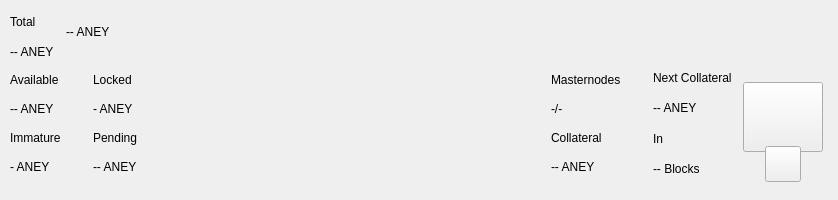
Above: src/qt/pivx/forms/topbar.ui from masternodesbiz/ANEY before the change. Below: the same form after it.
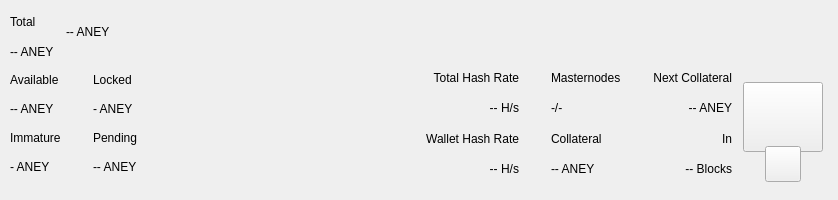
That is the form after the change. Custom widgets are drawn as their Qt base class.

The edit to the form file:
```diff
--- a/src/qt/pivx/forms/topbar.ui
+++ b/src/qt/pivx/forms/topbar.ui
@@ -542,7 +542,93 @@
             <number>9</number>
            </property>
            <item>
-            <layout class="QVBoxLayout" name="verticalLayout_5">
+            <widget class="QWidget" name="widgetStaking" native="true">
+             <layout class="QVBoxLayout" name="verticalLayout_12">
+              <property name="leftMargin">
+               <number>32</number>
+              </property>
+              <property name="topMargin">
+               <number>0</number>
+              </property>
+              <property name="rightMargin">
+               <number>0</number>
+              </property>
+              <property name="bottomMargin">
+               <number>0</number>
+              </property>
+              <item>
+               <widget class="QLabel" name="labelNetworkHashRateTitle">
+                <property name="text">
+                 <string>Total Hash Rate</string>
+                </property>
+                <property name="textFormat">
+                 <enum>Qt::AutoText</enum>
+                </property>
+                <property name="alignment">
+                 <set>Qt::AlignRight|Qt::AlignTrailing|Qt::AlignVCenter</set>
+                </property>
+               </widget>
+              </item>
+              <item>
+               <widget class="QLabel" name="labelNetworkHashRateValue">
+                <property name="layoutDirection">
+                 <enum>Qt::LeftToRight</enum>
+                </property>
+                <property name="text">
+                 <string>-- H/s</string>
+                </property>
+                <property name="textFormat">
+                 <enum>Qt::AutoText</enum>
+                </property>
+                <property name="alignment">
+                 <set>Qt::AlignRight|Qt::AlignTrailing|Qt::AlignVCenter</set>
+                </property>
+               </widget>
+              </item>
+              <item>
+               <widget class="QLabel" name="labelWalletHashRateTitle">
+                <property name="text">
+                 <string>Wallet Hash Rate</string>
+                </property>
+                <property name="textFormat">
+                 <enum>Qt::AutoText</enum>
+                </property>
+                <property name="alignment">
+                 <set>Qt::AlignRight|Qt::AlignTrailing|Qt::AlignVCenter</set>
+                </property>
+               </widget>
+              </item>
+              <item>
+               <widget class="PrivateQLabel" name="labelWalletHashRateValue">
+                <property name="text">
+                 <string notr="true">-- H/s</string>
+                </property>
+                <property name="textFormat">
+                 <enum>Qt::AutoText</enum>
+                </property>
+                <property name="alignment">
+                 <set>Qt::AlignRight|Qt::AlignTrailing|Qt::AlignVCenter</set>
+                </property>
+               </widget>
+              </item>
+             </layout>
+            </widget>
+           </item>
+           <item>
+            <widget class="QWidget" name="widgetMasternodes" native="true">
+             <layout class="QVBoxLayout">
+              <property name="leftMargin">
+               <number>32</number>
+              </property>
+              <property name="topMargin">
+               <number>0</number>
+              </property>
+              <property name="rightMargin">
+               <number>0</number>
+              </property>
+              <property name="bottomMargin">
+               <number>0</number>
+              </property>
              <item>
               <widget class="QLabel" name="labelMasternodesTitle">
                <property name="text">
@@ -551,27 +637,28 @@
               </widget>
              </item>
              <item>
-              <widget class="QLabel" name="labelMasternodeCount">
+               <widget class="PrivateQLabel" name="labelMasternodeCount">
                <property name="text">
                 <string>-/-</string>
                </property>
               </widget>
              </item>
              <item>
-              <widget class="QLabel" name="labelTitle8">
+               <widget class="QLabel" name="labelCollateralTitle">
                <property name="text">
                 <string>Collateral</string>
                </property>
               </widget>
              </item>
              <item>
-              <widget class="QLabel" name="labelCollateralPiv">
+               <widget class="QLabel" name="labelCollateralValue">
                <property name="text">
                 <string notr="true">-- ANEY</string>
                </property>
               </widget>
              </item>
             </layout>
+            </widget>
            </item>
            <item>
             <widget class="QWidget" name="widgetNextCollateral" native="true">
@@ -593,6 +680,12 @@
                 <property name="text">
                  <string>Next Collateral</string>
                 </property>
+                <property name="textFormat">
+                 <enum>Qt::AutoText</enum>
+                </property>
+                <property name="alignment">
+                 <set>Qt::AlignRight|Qt::AlignTrailing|Qt::AlignVCenter</set>
+                </property>
                </widget>
               </item>
               <item>
@@ -600,13 +693,25 @@
                 <property name="text">
                  <string>-- ANEY</string>
                 </property>
+                <property name="textFormat">
+                 <enum>Qt::AutoText</enum>
+                </property>
+                <property name="alignment">
+                 <set>Qt::AlignRight|Qt::AlignTrailing|Qt::AlignVCenter</set>
+                </property>
                </widget>
               </item>
               <item>
-               <widget class="QLabel" name="labelTitle9">
+               <widget class="QLabel" name="labelRemainingBlocks">
                 <property name="text">
                  <string>In</string>
                 </property>
+                <property name="textFormat">
+                 <enum>Qt::AutoText</enum>
+                </property>
+                <property name="alignment">
+                 <set>Qt::AlignRight|Qt::AlignTrailing|Qt::AlignVCenter</set>
+                </property>
                </widget>
               </item>
               <item>
@@ -614,6 +719,12 @@
                 <property name="text">
                  <string notr="true">-- Blocks</string>
                 </property>
+                <property name="textFormat">
+                 <enum>Qt::AutoText</enum>
+                </property>
+                <property name="alignment">
+                 <set>Qt::AlignRight|Qt::AlignTrailing|Qt::AlignVCenter</set>
+                </property>
                </widget>
               </item>
              </layout>
@@ -747,6 +858,12 @@
    <header>qt/pivx/pfborderimage.h</header>
    <container>1</container>
   </customwidget>
+  <customwidget>
+   <class>PrivateQLabel</class>
+   <extends>QLabel</extends>
+   <header>qt/pivx/privatelabel.h</header>
+   <container>0</container>
+  </customwidget>
  </customwidgets>
  <resources/>
  <connections/>
```
Left out of the diff: 28 changed lines with no effect on the pictures. Lines whose indentation alone changed are shown as unchanged.
